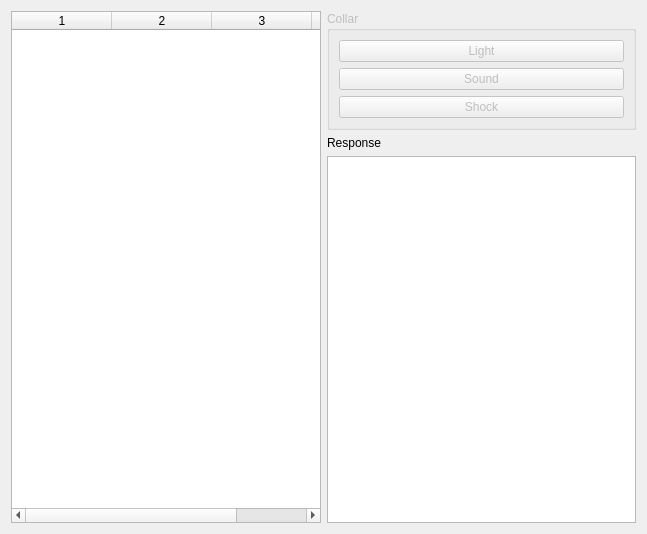
The window that dialogdevicemsg.ui (IvanTsantsarov/herdmind-simulator) describes before a commit, drawn with Qt 5.
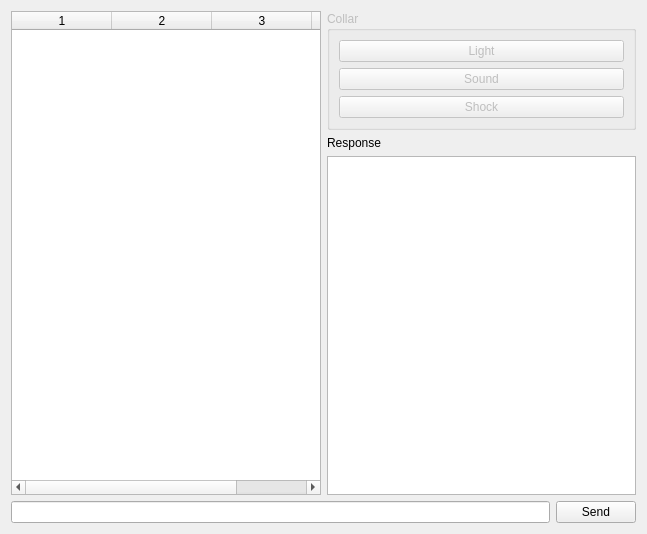
The same window after the commit.

```diff
--- a/dialogdevicemsg.ui
+++ b/dialogdevicemsg.ui
@@ -16,7 +16,7 @@
   <property name="windowTitle">
    <string>Device Message</string>
   </property>
-  <layout class="QHBoxLayout" name="horizontalLayout_2">
+  <layout class="QVBoxLayout" name="verticalLayout_5">
    <item>
     <layout class="QHBoxLayout" name="horizontalLayout">
      <item>
@@ -96,6 +96,20 @@
      </item>
     </layout>
    </item>
+   <item>
+    <layout class="QHBoxLayout" name="horizontalLayout_2">
+     <item>
+      <widget class="QLineEdit" name="editSend"/>
+     </item>
+     <item>
+      <widget class="QPushButton" name="btnSend">
+       <property name="text">
+        <string>Send</string>
+       </property>
+      </widget>
+     </item>
+    </layout>
+   </item>
   </layout>
  </widget>
  <resources/>
```
